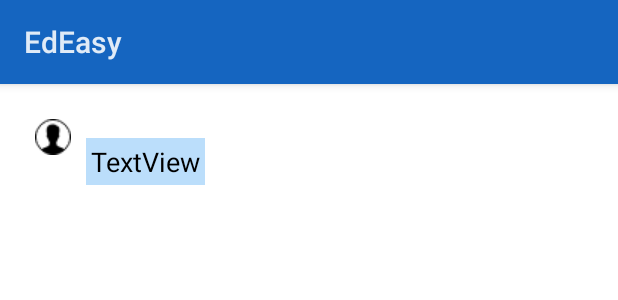
After one commit to SamaSamrin/EdEasy, an Android app: the layout list_item_receiver.xml on its own in the app's theme, with its tools: preview values and no code run, on a phone screen of 412 x 824 dp. The commit adds this screen. Shown: the top 300 px of the screen. Run offline under Robolectric (Android 15) with nearby library versions, the phone set to English and light mode, and no system bars.

Commit message:
showing received message with correct UI in chatroom

```diff
--- a/app/src/main/java/com/example/user/edeasy/ChatroomCourse1.java
+++ b/app/src/main/java/com/example/user/edeasy/ChatroomCourse1.java
@@ -5,7 +5,10 @@ import android.content.Context;
 import android.content.Intent;
 import android.os.Bundle;
 import android.provider.ContactsContract;
+import android.support.constraint.ConstraintLayout;
+import android.text.Layout;
 import android.util.Log;
+import android.view.Gravity;
 import android.view.LayoutInflater;
 import android.view.View;
 import android.view.ViewGroup;
@@ -13,6 +16,7 @@ import android.widget.ArrayAdapter;
 import android.widget.AutoCompleteTextView;
 import android.widget.BaseAdapter;
 import android.widget.EditText;
+import android.widget.LinearLayout;
 import android.widget.ListAdapter;
 import android.widget.ListView;
 import android.widget.TextView;
@@ -162,6 +166,7 @@ class ChatMessageAdapter extends BaseAdapter{
         this.messages = messages;
         this.senders = senders;
         this.username = username;
+        Log.e(TAG,"username="+username);
         getAllMessage();
         inflater = (LayoutInflater) context.getSystemService(Context.LAYOUT_INFLATER_SERVICE);
     }
@@ -174,6 +179,7 @@ class ChatMessageAdapter extends BaseAdapter{
                  long messageNumber = dataSnapshot.getChildrenCount() - 1;
                  previousMessagesNumber = (int) messageNumber;
                  messages = new String[previousMessagesNumber];
+                 senders = new String[previousMessagesNumber];
                  Log.e(TAG, "#105: number of previous messages = " + previousMessagesNumber);
                  if (previousMessagesNumber > 0) {
                      int messageCounter = 0;
@@ -182,16 +188,10 @@ class ChatMessageAdapter extends BaseAdapter{
                              String key = snap.getKey();
                              String message = snap.child("text").getValue(String.class);
                              String senderName = snap.child("name").getValue(String.class);
-                             Log.e(TAG, "#115: key= " + key + " | message= " + message);
-                             if (senderName != null) {
-                                 if (senderName.equals(username)) {
-                                 }
-                                 //rightmost
-                                 else {
-                                 }
-                                 //leftmost
-                             }
-                             Log.e(TAG, "message counter = "+String.valueOf(messageCounter));
+                             //Log.e(TAG, "#115: key= " + key + " | message= " + message);
+                             if (senderName != null)
+                                 senders[messageCounter] = senderName;
+                             //Log.e(TAG, "message counter = "+String.valueOf(messageCounter));
                              messages[messageCounter] = message;
                              //messages.add(snap.child("message").getValue(String.class));
                              //Toast.makeText(ChatroomCourse1.this, "message="+message, Toast.LENGTH_SHORT).show();
@@ -231,12 +231,23 @@ class ChatMessageAdapter extends BaseAdapter{
     public View getView(int position, View convertView, ViewGroup parent) {
         Log.e(TAG, "position="+position);
         View vi = convertView;
-        if (vi == null)
-            vi = inflater.inflate(R.layout.list_item, null);
+        if (vi == null ) {
+            if (!senders[position].equals(username))
+               vi = inflater.inflate(R.layout.list_item_receiver, null);
+            else
+               vi = inflater.inflate(R.layout.list_item, null);
+        }
         TextView text = (TextView) vi.findViewById(R.id.messageView);
         if (messages[position]!=null) {
             text.setText(messages[position]);
             Log.e(TAG, "message at this position = " + messages[position]);
+            Log.e(TAG, "sender of this message = "+senders[position]);
+//            if (!senders[position].equals(username)){
+//                Log.e(TAG, "sender is not username");
+//                ((ConstraintLayout.LayoutParams)text.getLayoutParams()).setLayoutDirection(Layout.DIR_RIGHT_TO_LEFT);
+//            }else
+//                ((ConstraintLayout.LayoutParams)text.getLayoutParams()).setLayoutDirection(Layout.DIR_LEFT_TO_RIGHT);
+//            //((GridLayout.LayoutParams)button.getLayoutParams()).setGravity(int)
         }
         //notifyDataSetChanged();
         return vi;
--- a/app/src/main/res/layout/activity_chatroom_course1.xml
+++ b/app/src/main/res/layout/activity_chatroom_course1.xml
@@ -9,7 +9,7 @@
     <ListView
         android:id="@+id/course1_chatroom_list"
         android:layout_width="match_parent"
-        android:layout_height="wrap_content"
+        android:layout_height="match_parent"
         android:layout_above="@+id/course1_message_input"
         android:layout_alignParentEnd="true" />
 
--- /dev/null
+++ b/app/src/main/res/layout/list_item_receiver.xml
@@ -0,0 +1,41 @@
+<?xml version="1.0" encoding="utf-8"?>
+<android.support.constraint.ConstraintLayout
+    xmlns:android="http://schemas.android.com/apk/res/android"
+    xmlns:app="http://schemas.android.com/apk/res-auto"
+    xmlns:tools="http://schemas.android.com/tools"
+    android:layout_width="match_parent"
+    android:layout_height="match_parent"
+    android:padding="10dp"
+    android:layout_margin="5dp">
+
+    <ImageView
+        android:id="@+id/user_chat_icon"
+        android:layout_width="wrap_content"
+        android:layout_height="wrap_content"
+        android:src="@drawable/user_male"
+        app:layout_constraintLeft_toLeftOf="parent"
+        app:layout_constraintTop_toTopOf="parent"
+        app:layout_constraintBottom_toBottomOf="parent"
+        android:layout_marginTop="8dp"
+        android:layout_marginStart="8dp"
+        app:layout_constraintVertical_bias="0.0" />
+
+    <TextView
+        android:id="@+id/messageView"
+        android:layout_width="wrap_content"
+        android:layout_height="wrap_content"
+        android:layout_marginStart="11dp"
+        android:layout_marginTop="8dp"
+        android:background="@color/lightBlue"
+        android:text="TextView"
+        android:textColor="@color/blackTextColor"
+        android:textSize="18sp"
+        android:padding="3dp"
+        android:layout_margin="10dp"
+        android:gravity="fill_horizontal"
+        app:layout_constraintBottom_toBottomOf="parent"
+        app:layout_constraintLeft_toRightOf="@+id/user_chat_icon"
+        app:layout_constraintTop_toTopOf="parent"
+        app:layout_constraintVertical_bias="0.016" />
+
+</android.support.constraint.ConstraintLayout>
```
